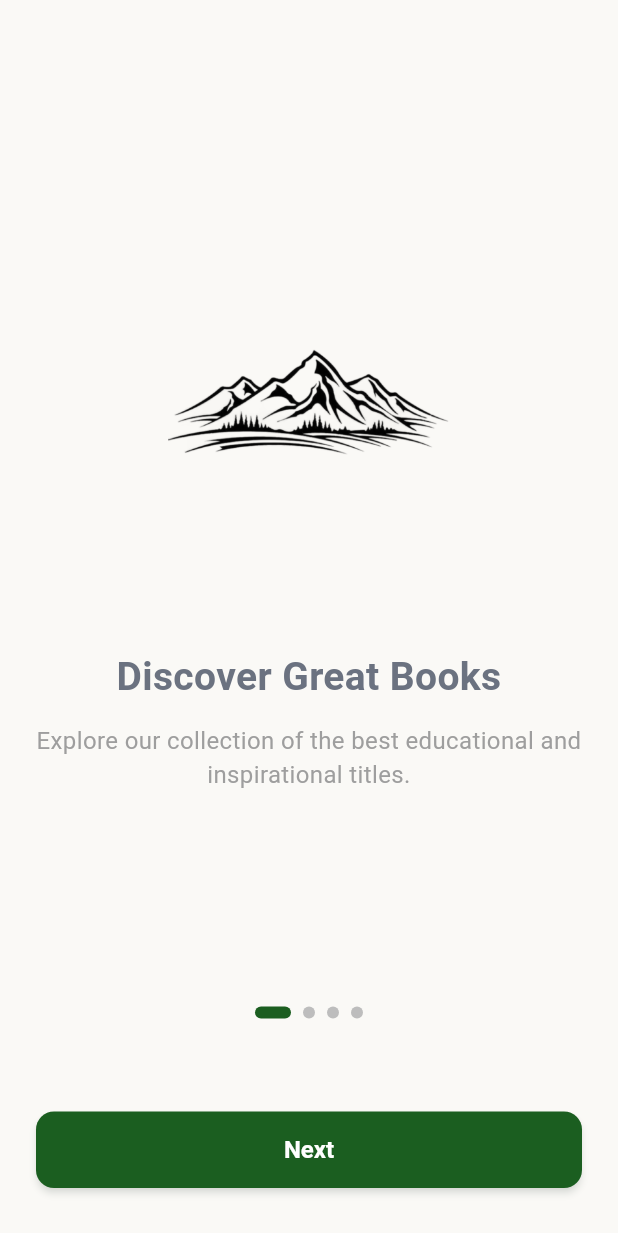
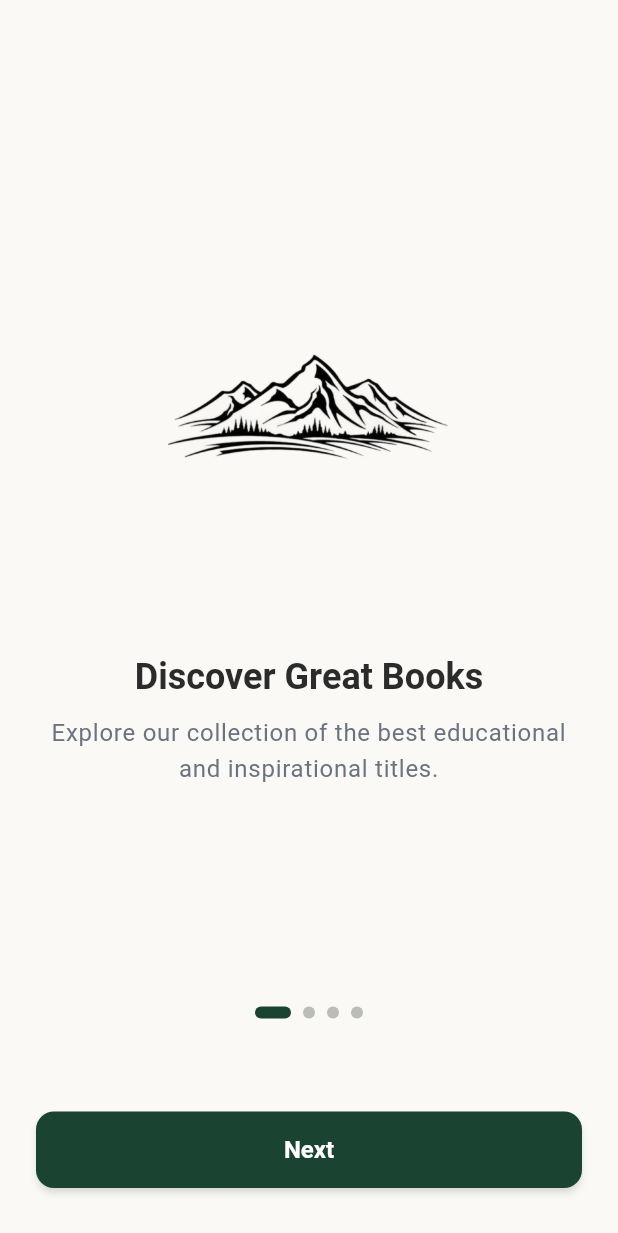
Before and after one commit to LummyHills97/hills_book_store, a Flutter app: the OnboardingScreen screen opened directly, on a phone screen of 412 x 824 dp. Shown: the top 1233 px of the screen. Run offline on Flutter 3.47's test engine with Material 3 defaults, Android fonts, the phone set to English and light mode, and no system bars; our stand-ins replace flutter_bloc; Roboto replaces fonts that are missing (Poppins).

Commit message:
made better theme alignment with the onboarding screen

```diff
--- a/lib/features/onboarding/presentation/screens/onboarding_screen.dart
+++ b/lib/features/onboarding/presentation/screens/onboarding_screen.dart
@@ -23,6 +23,9 @@ class _OnboardingScreenState extends State<OnboardingScreen> {
 
   @override
   Widget build(BuildContext context) {
+    final theme = Theme.of(context);
+    final colorScheme = theme.colorScheme;
+
     final pages = [
       {
         "image": "assets/images/onboarding/onboarding0.png",
@@ -48,7 +51,8 @@ class _OnboardingScreenState extends State<OnboardingScreen> {
     ];
 
     return Scaffold(
-      body: Column(
+      body: SafeArea(
+        child: Column(
           mainAxisAlignment: MainAxisAlignment.spaceBetween,
           children: [
             // 👇 Onboarding content
@@ -60,8 +64,7 @@ class _OnboardingScreenState extends State<OnboardingScreen> {
                 itemBuilder: (context, index) {
                   final item = pages[index];
                   return Padding(
-                  padding:
-                      const EdgeInsets.symmetric(horizontal: 24, vertical: 40),
+                    padding: const EdgeInsets.symmetric(horizontal: 24, vertical: 40),
                     child: Column(
                       mainAxisAlignment: MainAxisAlignment.center,
                       children: [
@@ -70,18 +73,14 @@ class _OnboardingScreenState extends State<OnboardingScreen> {
                         Text(
                           item['title']!,
                           textAlign: TextAlign.center,
-                        style: const TextStyle(
-                          fontSize: 26,
-                          fontWeight: FontWeight.bold,
-                        ),
+                          style: theme.textTheme.displaySmall,
                         ),
                         const SizedBox(height: 12),
                         Text(
                           item['description']!,
                           textAlign: TextAlign.center,
-                        style: const TextStyle(
-                          fontSize: 16,
-                          color: Colors.grey,
+                          style: theme.textTheme.bodyLarge?.copyWith(
+                            color: theme.textTheme.bodyMedium?.color,
                           ),
                         ),
                       ],
@@ -103,8 +102,8 @@ class _OnboardingScreenState extends State<OnboardingScreen> {
                   width: _currentPage == index ? 24 : 8,
                   decoration: BoxDecoration(
                     color: _currentPage == index
-                      ? Colors.green.shade900
-                      : Colors.grey.shade400,
+                        ? colorScheme.primary
+                        : colorScheme.onSurface.withOpacity(0.3),
                     borderRadius: BorderRadius.circular(8),
                   ),
                 ),
@@ -115,8 +114,7 @@ class _OnboardingScreenState extends State<OnboardingScreen> {
 
             // 👇 Buttons Section
             Padding(
-            padding:
-                const EdgeInsets.symmetric(horizontal: 24.0, vertical: 32.0),
+              padding: const EdgeInsets.symmetric(horizontal: 24.0, vertical: 32.0),
               child: Column(
                 mainAxisSize: MainAxisSize.min,
                 children: [
@@ -125,35 +123,20 @@ class _OnboardingScreenState extends State<OnboardingScreen> {
                       width: double.infinity,
                       child: ElevatedButton(
                         onPressed: _nextPage,
-                      style: ElevatedButton.styleFrom(
-                        backgroundColor: Colors.green.shade900,
-                        padding: const EdgeInsets.symmetric(vertical: 16),
-                        shape: RoundedRectangleBorder(
-                          borderRadius: BorderRadius.circular(12),
-                        ),
-                      ),
-                      child: const Text(
-                        "Next",
-                        style: TextStyle(
-                          fontSize: 16,
-                          fontWeight: FontWeight.bold,
-                          color: Colors.white,
-                        ),
-                      ),
+                        child: const Text("Next"),
                       ),
                     ),
 
                   if (_currentPage == pages.length - 1) ...[
-                  // 👇 Login button (first)
+                    // 👇 Login button (outlined style)
                     SizedBox(
                       width: double.infinity,
-                    child: ElevatedButton(
+                      child: OutlinedButton(
                         onPressed: () {
                           Navigator.pushNamed(context, '/login');
                         },
-                      style: ElevatedButton.styleFrom(
-                        backgroundColor: Colors.white,
-                        side: BorderSide(color: Colors.green.shade900),
+                        style: OutlinedButton.styleFrom(
+                          side: BorderSide(color: colorScheme.primary, width: 2),
                           padding: const EdgeInsets.symmetric(vertical: 16),
                           shape: RoundedRectangleBorder(
                             borderRadius: BorderRadius.circular(12),
@@ -161,16 +144,15 @@ class _OnboardingScreenState extends State<OnboardingScreen> {
                         ),
                         child: Text(
                           "Login",
-                        style: TextStyle(
-                          fontSize: 16,
+                          style: theme.textTheme.titleMedium?.copyWith(
+                            color: colorScheme.primary,
                             fontWeight: FontWeight.bold,
-                          color: Colors.green.shade900,
                           ),
                         ),
                       ),
                     ),
                     const SizedBox(height: 12),
-                  // Create Account button (second)
+                    // Create Account button (filled style)
                     SizedBox(
                       width: double.infinity,
                       child: ElevatedButton(
@@ -182,21 +164,7 @@ class _OnboardingScreenState extends State<OnboardingScreen> {
                             ),
                           );
                         },
-                      style: ElevatedButton.styleFrom(
-                        backgroundColor: Colors.green.shade900,
-                        padding: const EdgeInsets.symmetric(vertical: 16),
-                        shape: RoundedRectangleBorder(
-                          borderRadius: BorderRadius.circular(12),
-                        ),
-                      ),
-                      child: const Text(
-                        "Create Account",
-                        style: TextStyle(
-                          fontSize: 16,
-                          fontWeight: FontWeight.bold,
-                          color: Colors.white,
-                        ),
-                      ),
+                        child: const Text("Create Account"),
                       ),
                     ),
                   ],
@@ -205,6 +173,7 @@ class _OnboardingScreenState extends State<OnboardingScreen> {
             ),
           ],
         ),
+      ),
     );
   }
 }
```
Also changed, not shown: lib/features/onboarding/presentation/screens/create_account_screen.dart (+36 -27 lines), lib/features/onboarding/presentation/screens/help_center_page.dart (+8 -8 lines), lib/features/onboarding/presentation/screens/login_screen.dart (+36 -65 lines), lib/features/onboarding/presentation/screens/storage_page.dart (+10 -10 lines), lib/main.dart (+8 -2 lines). Lines whose indentation alone changed are shown as unchanged.
